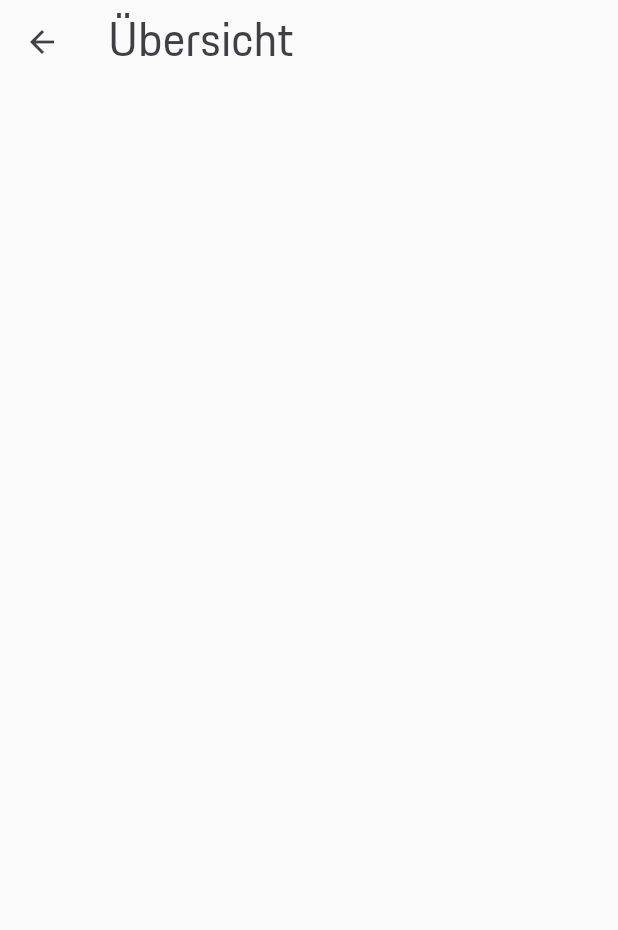
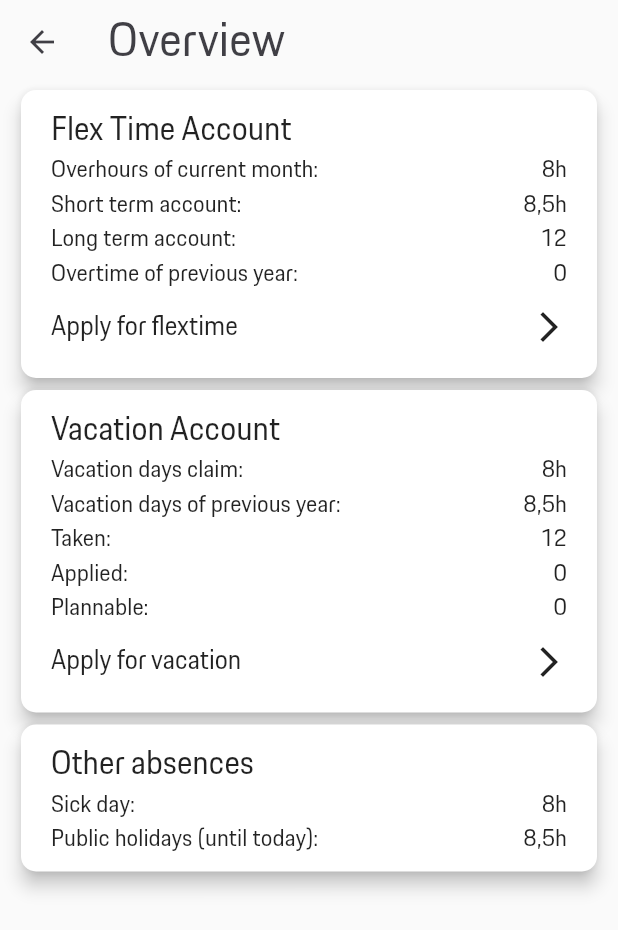
Before and after one commit to JohannesWt/TimeRightFrontend, a Flutter app: the OverviewView screen opened by its route, on a phone screen of 412 x 824 dp. Shown: the top 930 px of the screen. Run offline on Flutter 3.47's test engine with Material 2 defaults, Android fonts, the phone set to English and light mode, and no system bars; our stand-ins replace flutter_calendar_carousel; generated files the repository leaves out were written again.

Commit message:
Coding of the overview_view page

```diff
--- a/lang/de.json
+++ b/lang/de.json
@@ -9,5 +9,26 @@
   "HOME_CARD_OVERTIME" : "Überstunden:",
   "HOME_CARD_LEFT_VAC" : "Resturlaubstage:",
   "HOME_CARD_SICK_DAYS" : "Kranktage:",
-  "HOME_CARD_OVERVIEW_BTN" : "Zur Übersicht"
+  "HOME_CARD_OVERVIEW_BTN" : "Zur Übersicht",
+
+  "OVERVIEW_TITLE" : "Übersicht",
+
+  "OVERVIEW_CARD1_TITLE": "Gleitzeitkonto",
+  "OVERVIEW_CARD1_OVER_HOURS" : "Überstunden des akt. Monats:",
+  "OVERVIEW_CARD1_SHORT_TERM_ACCOUNT": "Kurzzeitkonto:",
+  "OVERVIEW_CARD1_LONG_TERM_ACCOUNT": "Langzeitkonto:",
+  "OVERVIEW_CARD1_OVERTIME_PREV_YEAR": "Überstunden aus Vorjahr:",
+  "OVERVIEW_CARD1_APPLY_FLEXTIME_BTN": "Gleitzeit beantragen",
+
+  "OVERVIEW_CARD2_TITLE": "Urlaubskonto",
+  "OVERVIEW_CARD2_VAC_DAYS_CLAIM": "Urlaubsktage Anspruch:",
+  "OVERVIEW_CARD2_VAC_DAYS_PREV_YEAR": "Urlaubstage aus Vorjahr:",
+  "OVERVIEW_CARD2_VAC_TAKEN": "Genommmen:",
+  "OVERVIEW_CARD2_VAC_APPLIED": "Beantragt:",
+  "OVERVIEW_CARD2_VAC_PLAN": "Planbar:",
+  "OVERVIEW_CARD2_VAC_APPLY_BTN": "Urlaub beantragen",
+
+  "OVERVIEW_CARD3_TITLE": "Sonstige Abwesenheiten",
+  "OVERVIEW_CARD3_SICK_DAYS": "Krankheitstage:",
+  "OVERVIEW_CARD3_PUBLIC_HOLIDAYS": "Feiertage (bis heute):"
 }
--- a/lang/en.json
+++ b/lang/en.json
@@ -9,5 +9,27 @@
   "HOME_CARD_OVERTIME" : "Overtime:",
   "HOME_CARD_LEFT_VAC" : "Remaining vacation:",
   "HOME_CARD_SICK_DAYS" : "Sick day:",
-  "HOME_CARD_OVERVIEW_BTN" : "To overview"
+  "HOME_CARD_OVERVIEW_BTN" : "To overview",
+
+
+  "OVERVIEW_TITLE" : "Overview",
+
+  "OVERVIEW_CARD1_TITLE": "Flex Time Account",
+  "OVERVIEW_CARD1_OVER_HOURS" : "Overhours of current month:",
+  "OVERVIEW_CARD1_SHORT_TERM_ACCOUNT": "Short term account:",
+  "OVERVIEW_CARD1_LONG_TERM_ACCOUNT": "Long term account:",
+  "OVERVIEW_CARD1_OVERTIME_PREV_YEAR": "Overtime of previous year:",
+  "OVERVIEW_CARD1_APPLY_FLEXTIME_BTN": "Apply for flextime",
+
+  "OVERVIEW_CARD2_TITLE": "Vacation Account",
+  "OVERVIEW_CARD2_VAC_DAYS_CLAIM": "Vacation days claim:",
+  "OVERVIEW_CARD2_VAC_DAYS_PREV_YEAR": "Vacation days of previous year:",
+  "OVERVIEW_CARD2_VAC_TAKEN": "Taken:",
+  "OVERVIEW_CARD2_VAC_APPLIED": "Applied:",
+  "OVERVIEW_CARD2_VAC_PLAN": "Plannable:",
+  "OVERVIEW_CARD2_VAC_APPLY_BTN": "Apply for vacation",
+
+  "OVERVIEW_CARD3_TITLE": "Other absences",
+  "OVERVIEW_CARD3_SICK_DAYS": "Sick day:",
+  "OVERVIEW_CARD3_PUBLIC_HOLIDAYS": "Public holidays (until today):"
 }
--- a/lib/ui/views/home_view.dart
+++ b/lib/ui/views/home_view.dart
@@ -128,7 +128,7 @@ class _HomeViewState extends State<HomeView> {
                             child: Text(
                               '2',
                               style: TextStyle(fontSize: 8, color: white),
-                              textAlign: TextAlign.center,
+                              textAlign: TextAlign.right,
                             ),
                           ),
                         ),
--- a/lib/ui/views/overview_view.dart
+++ b/lib/ui/views/overview_view.dart
@@ -1,11 +1,37 @@
+import 'package:flutter/cupertino.dart';
 import 'package:flutter/material.dart';
+import 'package:flutter/widgets.dart';
+import 'package:time_right/core/constants/app_constants.dart';
+import 'package:time_right/ui/shared/colors.dart';
+import 'package:time_right/ui/widgets/overview_view_cards.dart';
 
-class OverviewView extends StatelessWidget {
+import '../../app_localizations.dart';
+
+class OverviewView extends StatefulWidget {
+  @override
+  _OverviewState createState() => _OverviewState();
+}
+
+class _OverviewState extends State<OverviewView> {
   @override
   Widget build(BuildContext context) {
     return Scaffold(
-      appBar: AppBar(
-        title: Text('Übersicht'),
+      appBar: buildAppBar(),
+      body: Column(
+        children: <Widget>[
+          Padding(
+            padding: const EdgeInsets.only(left: 10.0, right: 10.0),
+            child: OverviewCards(),
+          ),
+        ],
+      ),
+    );
+  }
+
+  Widget buildAppBar() {
+    return AppBar(
+      title: Text(
+        AppLocalizations.of(context).translate('OVERVIEW_TITLE'),
       ),
     );
   }
--- /dev/null
+++ b/lib/ui/widgets/overview_view_cards.dart
@@ -0,0 +1,246 @@
+import 'package:flutter/material.dart';
+import 'package:time_right/app_localizations.dart';
+import 'package:time_right/core/constants/app_constants.dart';
+
+class OverviewCards extends StatefulWidget {
+  @override
+  _OverviewCardsState createState() => _OverviewCardsState();
+}
+
+class _OverviewCardsState extends State<OverviewCards> {
+  @override
+  Widget build(BuildContext context) {
+    return Column(
+      children: <Widget>[
+        Card(
+          shape:
+              RoundedRectangleBorder(borderRadius: BorderRadius.circular(10.0)),
+          elevation: 5,
+          child: Padding(
+            padding: const EdgeInsets.all(10.0),
+            child: Row(
+              crossAxisAlignment: CrossAxisAlignment.center,
+              children: <Widget>[
+                Expanded(
+                    child: Padding(
+                  padding: const EdgeInsets.only(left: 10.0, right: 10.0),
+                  //how do I call a list of widgets here?
+                  child: buildFlexTimeAccount()
+                  // buildVacationAccount(),   buildOtherAbsences()
+                )),
+              ],
+            ),
+          ),
+        ),
+        Card(
+          shape:
+          RoundedRectangleBorder(borderRadius: BorderRadius.circular(10.0)),
+          elevation: 5,
+          child: Padding(
+            padding: const EdgeInsets.all(10.0),
+            child: Row(
+              crossAxisAlignment: CrossAxisAlignment.center,
+              children: <Widget>[
+                Expanded(
+                    child: Padding(
+                        padding: const EdgeInsets.only(left: 10.0, right: 10.0),
+                        //how do I call a list of widgets here?
+                        child: buildVacationAccount()
+                      // buildVacationAccount(),   buildOtherAbsences()
+                    )),
+              ],
+            ),
+          ),
+        ),
+        Card(
+          shape:
+          RoundedRectangleBorder(borderRadius: BorderRadius.circular(10.0)),
+          elevation: 5,
+          child: Padding(
+            padding: const EdgeInsets.all(10.0),
+            child: Row(
+              crossAxisAlignment: CrossAxisAlignment.center,
+              children: <Widget>[
+                Expanded(
+                    child: Padding(
+                        padding: const EdgeInsets.only(left: 10.0, right: 10.0),
+                        child: buildOtherAbsences()
+                    )),
+              ],
+            ),
+          ),
+        ),
+      ],
+
+    );
+  }
+
+  Widget buildFlexTimeAccount() {
+    return Column(
+      crossAxisAlignment: CrossAxisAlignment.start,
+      children: <Widget>[
+        Text(
+          AppLocalizations.of(context).translate('OVERVIEW_CARD1_TITLE'),
+          style: Theme.of(context).textTheme.title,
+        ),
+        Table(
+          columnWidths: {1: FractionColumnWidth(.25)},
+          children: [
+            TableRow(children: [
+              Text(AppLocalizations.of(context)
+                  .translate('OVERVIEW_CARD1_OVER_HOURS')),
+              Text(
+                '8h',
+                textAlign: TextAlign.right,
+              )
+            ]),
+            TableRow(children: [
+              Text(AppLocalizations.of(context)
+                  .translate('OVERVIEW_CARD1_SHORT_TERM_ACCOUNT')),
+              Text(
+                '8,5h',
+                textAlign: TextAlign.right,
+              )
+            ]),
+            TableRow(children: [
+              Text(AppLocalizations.of(context)
+                  .translate('OVERVIEW_CARD1_LONG_TERM_ACCOUNT')),
+              Text(
+                '12',
+                textAlign: TextAlign.right,
+              )
+            ]),
+            TableRow(children: [
+              Text(AppLocalizations.of(context)
+                  .translate('OVERVIEW_CARD1_OVERTIME_PREV_YEAR')),
+              Text(
+                '0',
+                textAlign: TextAlign.right,
+              )
+            ])
+          ],
+        ),
+        FlatButton(
+          onPressed: () =>
+              Navigator.pushNamed(context, RoutePaths.overviewView),
+          padding: const EdgeInsets.all(0.0),
+          child: Row(
+            children: <Widget>[
+              Text(AppLocalizations.of(context)
+                  .translate('OVERVIEW_CARD1_APPLY_FLEXTIME_BTN')),
+              Expanded(
+                  child: Align(
+                      alignment: Alignment.centerRight,
+                      child: Icon(Icons.arrow_forward_ios)))
+            ],
+          ),
+        ),
+      ],
+    );
+  }
+
+  Widget buildVacationAccount() {
+    return Column(
+      crossAxisAlignment: CrossAxisAlignment.start,
+      children: <Widget>[
+        Text(
+          AppLocalizations.of(context).translate('OVERVIEW_CARD2_TITLE'),
+          style: Theme.of(context).textTheme.title,
+        ),
+        Table(
+          columnWidths: {1: FractionColumnWidth(.25)},
+          children: [
+            TableRow(children: [
+              Text(AppLocalizations.of(context)
+                  .translate('OVERVIEW_CARD2_VAC_DAYS_CLAIM')),
+              Text(
+                '8h',
+                textAlign: TextAlign.right,
+              )
+            ]),
+            TableRow(children: [
+              Text(AppLocalizations.of(context)
+                  .translate('OVERVIEW_CARD2_VAC_DAYS_PREV_YEAR')),
+              Text(
+                '8,5h',
+                textAlign: TextAlign.right,
+              )
+            ]),
+            TableRow(children: [
+              Text(AppLocalizations.of(context)
+                  .translate('OVERVIEW_CARD2_VAC_TAKEN')),
+              Text(
+                '12',
+                textAlign: TextAlign.right,
+              )
+            ]),
+            TableRow(children: [
+              Text(AppLocalizations.of(context)
+                  .translate('OVERVIEW_CARD2_VAC_APPLIED')),
+              Text(
+                '0',
+                textAlign: TextAlign.right,
+              )
+            ]),
+            TableRow(children: [
+              Text(AppLocalizations.of(context)
+                  .translate('OVERVIEW_CARD2_VAC_PLAN')),
+              Text(
+                '0',
+                textAlign: TextAlign.right,
+              )
+            ])
+          ],
+        ),
+        FlatButton(
+          onPressed: () =>
+              Navigator.pushNamed(context, RoutePaths.overviewView),
+          padding: const EdgeInsets.all(0.0),
+          child: Row(
+            children: <Widget>[
+              Text(AppLocalizations.of(context)
+                  .translate('OVERVIEW_CARD2_VAC_APPLY_BTN')),
+              Expanded(
+                  child: Align(
+                      alignment: Alignment.centerRight,
+                      child: Icon(Icons.arrow_forward_ios)))
+            ],
+          ),
+        ),
+      ],
+    );
+  }
+
+  Widget buildOtherAbsences() {
+    return Column(
+      crossAxisAlignment: CrossAxisAlignment.start,
+      children: <Widget>[
+        Text(
+          AppLocalizations.of(context).translate('OVERVIEW_CARD3_TITLE'),
+          style: Theme.of(context).textTheme.title,
+        ),
+        Table(
+          columnWidths: {1: FractionColumnWidth(.25)},
+          children: [
+            TableRow(children: [
+              Text(AppLocalizations.of(context)
+                  .translate('OVERVIEW_CARD3_SICK_DAYS')),
+              Text(
+                '8h',
+                textAlign: TextAlign.right,
+              )
+            ]),
+            TableRow(children: [
+              Text(AppLocalizations.of(context)
+                  .translate('OVERVIEW_CARD3_PUBLIC_HOLIDAYS')),
+              Text(
+                '8,5h',
+                textAlign: TextAlign.right,
+              )
+            ]),
+          ],
+        ),
+      ],
+    );
+  }
+}
```
Also changed, not shown: pubspec.lock.
